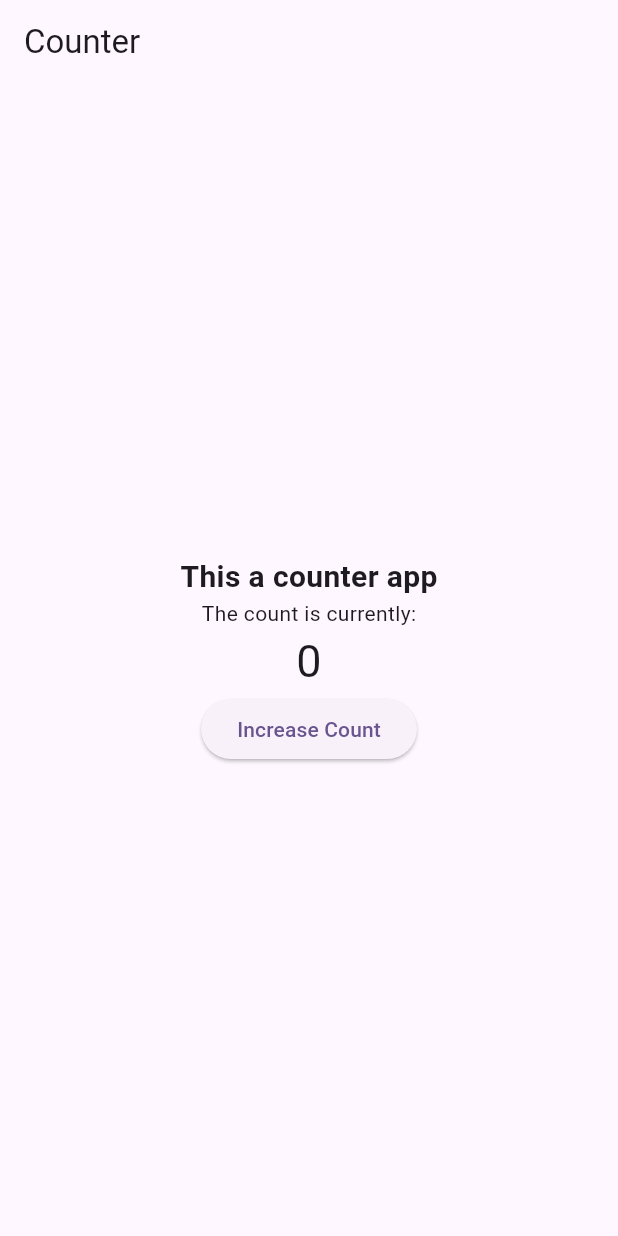
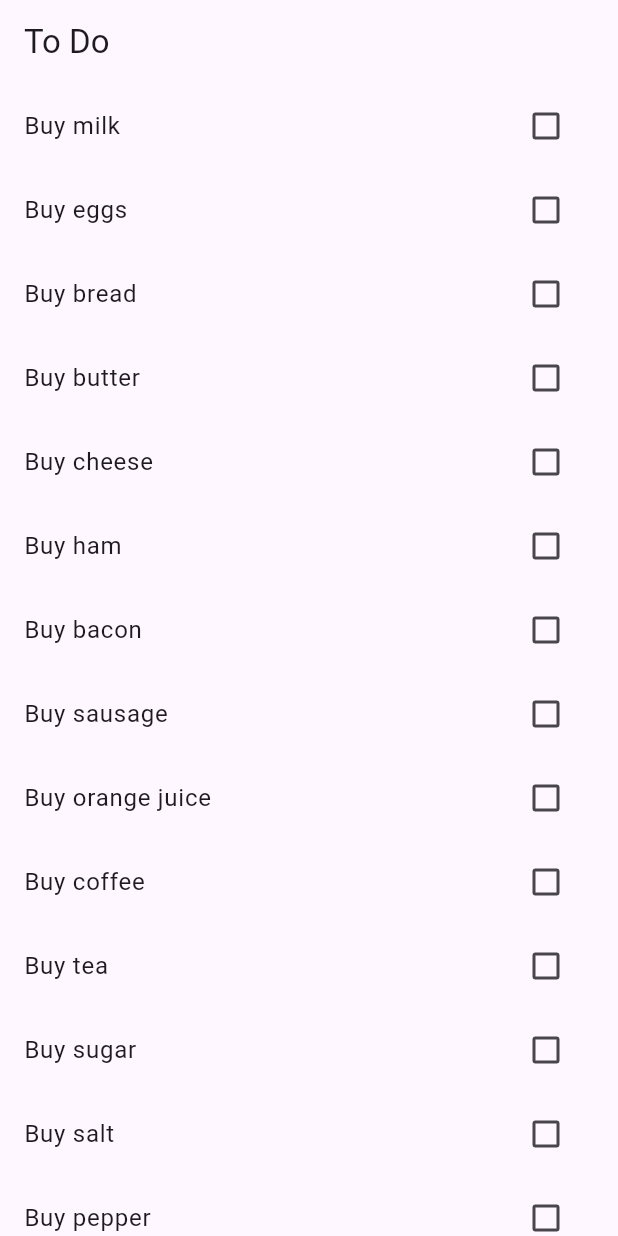
Before and after one commit to arieltl/aula_todo, a Flutter app: the screen it shows after launch, on a phone screen of 412 x 824 dp. Run offline on Flutter 3.47's test engine with Material 3 defaults, Android fonts, the phone set to English and light mode, and no system bars.

Commit message:
custom widget

```diff
--- a/lib/main.dart
+++ b/lib/main.dart
@@ -1,3 +1,4 @@
+import 'package:aula_todo/pages/home_page.dart';
 import 'package:flutter/material.dart';
 
 void main() {
@@ -21,50 +22,3 @@ class MyApp extends StatelessWidget {
     );
   }
 }
-
-class HomePage extends StatefulWidget {
-  const HomePage({super.key});
-
-  @override
-  State<HomePage> createState() => _HomePageState();
-}
-
-class _HomePageState extends State<HomePage> {
-  int count = 0;
-
-  @override
-  Widget build(BuildContext context) {
-    return Scaffold(
-        appBar: AppBar(
-          title: Text("Counter"),
-        ),
-        body:  Center(
-          child: Column(
-            mainAxisAlignment: MainAxisAlignment.center,
-            crossAxisAlignment: CrossAxisAlignment.center,
-            children: [
-              Text(
-                "This a counter app",
-                style: TextStyle(fontSize: 20, fontWeight: FontWeight.bold),
-              ),
-              Text("The count is currently:"),
-              Text(
-                "$count",
-                style: TextStyle(
-                  fontSize: 30,
-                ),
-              ),
-              ElevatedButton(
-                child: Text("Increase Count"),
-                onPressed: (){
-                  final apiResult = count+1;
-                  setState(() {
-                    count=apiResult;
-                  });
-                  print(count);
-                },)
-            ],
-          ),
-        ));
-  }
-}
--- /dev/null
+++ b/lib/models/to_do.dart
@@ -0,0 +1,10 @@
+class ToDo{
+  String title;
+  bool completed;
+
+  ToDo({
+    required this.title,
+    required this.completed
+  });
+
+}
--- /dev/null
+++ b/lib/pages/home_page.dart
@@ -0,0 +1,49 @@
+import 'package:aula_todo/models/to_do.dart';
+import 'package:aula_todo/widgets/todo_tile.dart';
+import 'package:flutter/material.dart';
+
+class HomePage extends StatefulWidget {
+  const HomePage({super.key});
+
+  @override
+  State<HomePage> createState() => _HomePageState();
+}
+
+List<ToDo> toDos = [
+  ToDo(title: "Buy milk", completed: false),
+  ToDo(title: "Buy eggs", completed: false),
+  ToDo(title: "Buy bread", completed: false),
+  ToDo(title: "Buy butter", completed: false),
+  ToDo(title: "Buy cheese", completed: false),
+  ToDo(title: "Buy ham", completed: false),
+  ToDo(title: "Buy bacon", completed: false),
+  ToDo(title: "Buy sausage", completed: false),
+  ToDo(title: "Buy orange juice", completed: false),
+  ToDo(title: "Buy coffee", completed: false),
+  ToDo(title: "Buy tea", completed: false),
+  ToDo(title: "Buy sugar", completed: false),
+  ToDo(title: "Buy salt", completed: false),
+  ToDo(title: "Buy pepper", completed: false),
+];
+
+class _HomePageState extends State<HomePage> {
+  int count = 0;
+
+
+
+  @override
+  Widget build(BuildContext context) {
+    return Scaffold(
+        appBar: AppBar(
+          title: Text("To Do"),
+        ),
+        body: ListView.builder(itemBuilder: (BuildContext context, int index){
+
+          return ToDoTile(toDo: toDos[index]);
+
+
+
+        },
+        itemCount: toDos.length));
+  }
+}
--- /dev/null
+++ b/lib/widgets/todo_tile.dart
@@ -0,0 +1,31 @@
+
+
+import 'package:aula_todo/models/to_do.dart';
+import 'package:flutter/material.dart';
+
+class ToDoTile extends StatefulWidget {
+  const ToDoTile({super.key, required this.toDo});
+
+  final ToDo toDo;
+
+  @override
+  State<ToDoTile> createState() => _ToDoTileState();
+}
+
+class _ToDoTileState extends State<ToDoTile> {
+  @override
+  Widget build(BuildContext context) {
+    return ListTile(
+            title: Text(widget.toDo.title),
+            trailing: Checkbox(
+              value: widget.toDo.completed,
+              onChanged: (bool? value){
+                setState(() {
+                  widget.toDo.completed = value!;
+                });
+              },
+            ),
+
+          );
+  }
+}
```
